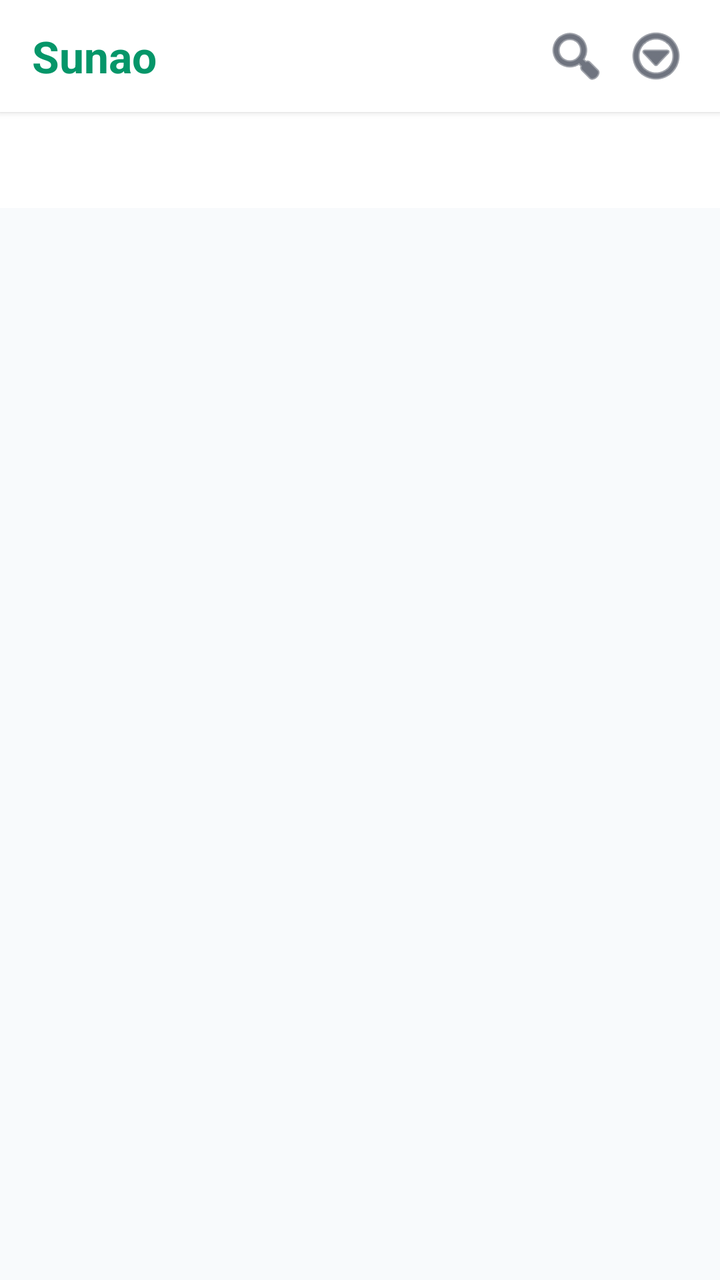
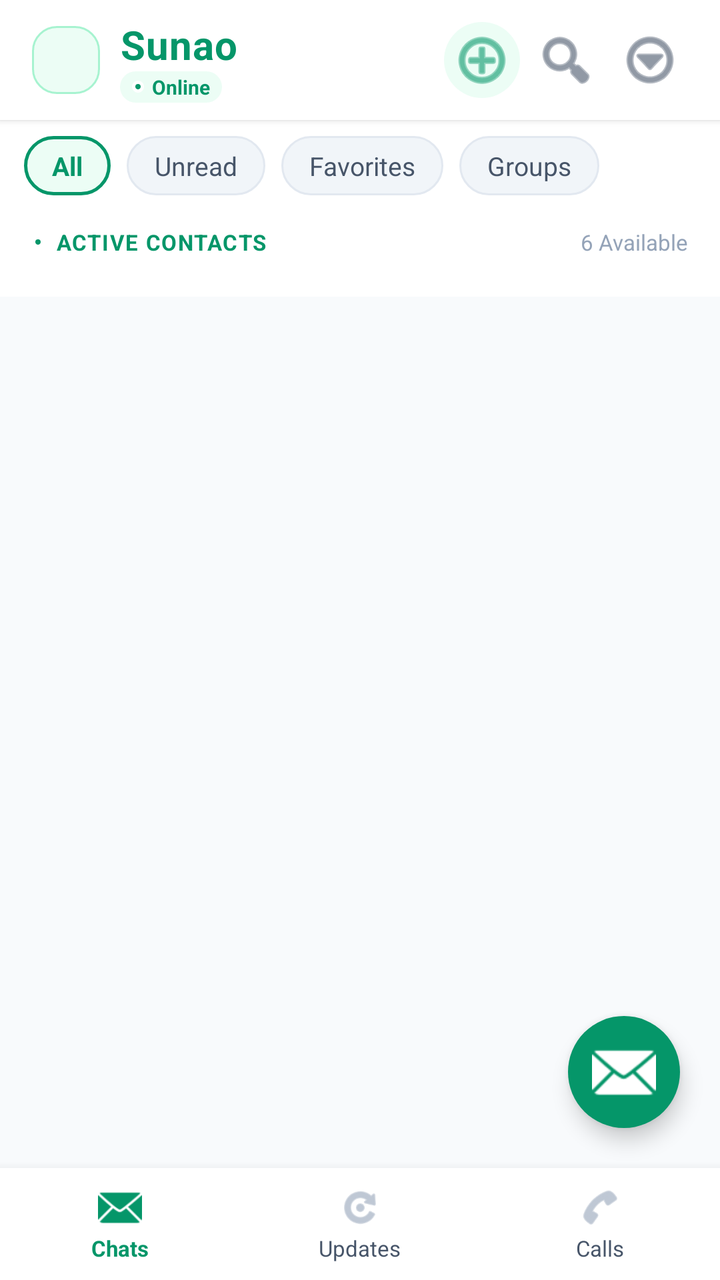

An Android layout rendered at two revisions. The XML below is the earlier revision; the diff shows what the commit changed to produce the second picture.
<!-- AndroidManifest.xml: application theme Theme.Sunao -->
<!-- res/layout/activity_main.xml -->
<?xml version="1.0" encoding="utf-8"?>
<LinearLayout xmlns:android="http://schemas.android.com/apk/res/android"
    xmlns:app="http://schemas.android.com/apk/res-auto"
    android:layout_width="match_parent"
    android:layout_height="match_parent"
    android:orientation="vertical"
    android:background="@color/slate_bg">

    
    <androidx.appcompat.widget.Toolbar
        android:id="@+id/toolbar"
        android:layout_width="match_parent"
        android:layout_height="?attr/actionBarSize"
        android:background="@color/card_white"
        android:elevation="2dp">

        <RelativeLayout
            android:layout_width="match_parent"
            android:layout_height="match_parent">

            <TextView
                android:id="@+id/tvAppName"
                android:layout_width="wrap_content"
                android:layout_height="wrap_content"
                android:layout_centerVertical="true"
                android:text="Sunao"
                android:textColor="@color/primary_emerald"
                android:textSize="22sp"
                android:textStyle="bold" />

            <LinearLayout
                android:layout_width="wrap_content"
                android:layout_height="wrap_content"
                android:layout_alignParentEnd="true"
                android:layout_centerVertical="true"
                android:layout_marginEnd="12dp"
                android:orientation="horizontal">

                <ImageButton
                    android:id="@+id/btnSearch"
                    android:layout_width="40dp"
                    android:layout_height="40dp"
                    android:background="?attr/selectableItemBackgroundBorderless"
                    android:contentDescription="Search"
                    android:src="@android:drawable/ic_menu_search"
                    app:tint="@color/text_primary" />

                <ImageButton
                    android:id="@+id/btnMenu"
                    android:layout_width="40dp"
                    android:layout_height="40dp"
                    android:background="?attr/selectableItemBackgroundBorderless"
                    android:contentDescription="Menu"
                    android:src="@android:drawable/ic_menu_more"
                    app:tint="@color/text_primary" />
            </LinearLayout>
        </RelativeLayout>
    </androidx.appcompat.widget.Toolbar>

    
    <com.google.android.material.tabs.TabLayout
        android:id="@+id/tabLayout"
        android:layout_width="match_parent"
        android:layout_height="48dp"
        android:background="@color/card_white"
        app:tabIndicatorColor="@color/primary_emerald"
        app:tabIndicatorHeight="3dp"
        app:tabSelectedTextColor="@color/primary_emerald"
        app:tabTextColor="@color/text_secondary" />

    
    <androidx.recyclerview.widget.RecyclerView
        android:id="@+id/rvChats"
        android:layout_width="match_parent"
        android:layout_height="match_parent" />

</LinearLayout>
<!-- resources referenced by this layout -->
<resources>
  <color name="card_white">#FFFFFF</color>
  <color name="primary_emerald">#059669</color>
  <color name="slate_bg">#F8FAFC</color>
  <color name="text_primary">#0F172A</color>
  <color name="text_secondary">#64748B</color>
  <style name="Theme.Sunao" parent="Theme.MaterialComponents.Light.NoActionBar">
          <item name="colorPrimary">@color/primary_emerald</item>
          <item name="colorPrimaryDark">@color/primary_emerald_dark</item>
          <item name="colorAccent">@color/primary_emerald</item>
          <item name="android:windowBackground">@color/slate_bg</item>
          <item name="android:statusBarColor">@color/primary_emerald_dark</item>
      </style>
  <color name="primary_emerald_dark">#047857</color>
</resources>

<!-- the commit's change to res/layout/activity_main.xml (unified diff, before → after) -->
@@ -7,71 +7,345 @@
     android:background="@color/slate_bg">
 
     
-    <androidx.appcompat.widget.Toolbar
-        android:id="@+id/toolbar"
+    <RelativeLayout
+        android:id="@+id/topBar"
         android:layout_width="match_parent"
-        android:layout_height="?attr/actionBarSize"
+        android:layout_height="60dp"
         android:background="@color/card_white"
+        android:paddingHorizontal="16dp"
         android:elevation="2dp">
 
-        <RelativeLayout
+        <LinearLayout
+            android:layout_width="wrap_content"
+            android:layout_height="wrap_content"
+            android:layout_centerVertical="true"
+            android:gravity="center_vertical"
+            android:orientation="horizontal">
+
+            <View
+                android:layout_width="34dp"
+                android:layout_height="34dp"
+                android:background="@drawable/bg_brand_icon" />
+
+            <LinearLayout
+                android:layout_width="wrap_content"
+                android:layout_height="wrap_content"
+                android:layout_marginStart="10dp"
+                android:orientation="vertical">
+
+                <TextView
+                    android:id="@+id/tvBrandTitle"
+                    android:layout_width="wrap_content"
+                    android:layout_height="wrap_content"
+                    android:text="Sunao"
+                    android:textColor="@color/primary_emerald"
+                    android:textSize="20sp"
+                    android:textStyle="bold"
+                    android:letterSpacing="0.02" />
+
+                <LinearLayout
+                    android:layout_width="wrap_content"
+                    android:layout_height="wrap_content"
+                    android:background="@drawable/bg_status_pill"
+                    android:paddingHorizontal="6dp"
+                    android:paddingVertical="1dp"
+                    android:gravity="center_vertical">
+
+                    <View
+                        android:layout_width="6dp"
+                        android:layout_height="6dp"
+                        android:background="@drawable/bg_online_dot" />
+
+                    <TextView
+                        android:layout_width="wrap_content"
+                        android:layout_height="wrap_content"
+                        android:layout_marginStart="4dp"
+                        android:text="Online"
+                        android:textColor="@color/primary_emerald"
+                        android:textSize="10sp"
+                        android:textStyle="bold" />
+                </LinearLayout>
+            </LinearLayout>
+        </LinearLayout>
+
+        
+        <LinearLayout
+            android:layout_width="wrap_content"
+            android:layout_height="wrap_content"
+            android:layout_alignParentEnd="true"
+            android:layout_centerVertical="true"
+            android:orientation="horizontal">
+
+            <ImageButton
+                android:id="@+id/btnCompose"
+                android:layout_width="38dp"
+                android:layout_height="38dp"
+                android:layout_marginEnd="4dp"
+                android:background="@drawable/bg_quick_action_audio"
+                android:contentDescription="New Chat"
+                android:src="@android:drawable/ic_menu_add"
+                app:tint="@color/primary_emerald" />
+
+            <ImageButton
+                android:id="@+id/btnSearch"
+                android:layout_width="38dp"
+                android:layout_height="38dp"
+                android:layout_marginEnd="4dp"
+                android:background="?attr/selectableItemBackgroundBorderless"
+                android:contentDescription="Search"
+                android:src="@android:drawable/ic_menu_search"
+                app:tint="@color/text_secondary" />
+
+            <ImageButton
+                android:id="@+id/btnMenu"
+                android:layout_width="38dp"
+                android:layout_height="38dp"
+                android:background="?attr/selectableItemBackgroundBorderless"
+                android:contentDescription="Menu"
+                android:src="@android:drawable/ic_menu_more"
+                app:tint="@color/text_secondary" />
+        </LinearLayout>
+    </RelativeLayout>
+
+    
+    <HorizontalScrollView
+        android:layout_width="match_parent"
+        android:layout_height="wrap_content"
+        android:background="@color/card_white"
+        android:paddingVertical="8dp"
+        android:paddingHorizontal="12dp"
+        android:scrollbars="none">
+
+        <LinearLayout
+            android:layout_width="wrap_content"
+            android:layout_height="wrap_content"
+            android:orientation="horizontal">
+
+            <TextView
+                android:id="@+id/chipAll"
+                android:layout_width="wrap_content"
+                android:layout_height="wrap_content"
+                android:layout_marginEnd="8dp"
+                android:background="@drawable/bg_filter_chip_active"
+                android:paddingHorizontal="14dp"
+                android:paddingVertical="6dp"
+                android:text="All"
+                android:textColor="@color/primary_emerald"
+                android:textSize="13sp"
+                android:textStyle="bold" />
+
+            <TextView
+                android:id="@+id/chipUnread"
+                android:layout_width="wrap_content"
+                android:layout_height="wrap_content"
+                android:layout_marginEnd="8dp"
+                android:background="@drawable/bg_filter_chip_inactive"
+                android:paddingHorizontal="14dp"
+                android:paddingVertical="6dp"
+                android:text="Unread"
+                android:textColor="@color/text_secondary"
+                android:textSize="13sp" />
+
+            <TextView
+                android:id="@+id/chipFavorites"
+                android:layout_width="wrap_content"
+                android:layout_height="wrap_content"
+                android:layout_marginEnd="8dp"
+                android:background="@drawable/bg_filter_chip_inactive"
+                android:paddingHorizontal="14dp"
+                android:paddingVertical="6dp"
+                android:text="Favorites"
+                android:textColor="@color/text_secondary"
+                android:textSize="13sp" />
+
+            <TextView
+                android:id="@+id/chipGroups"
+                android:layout_width="wrap_content"
+                android:layout_height="wrap_content"
+                android:background="@drawable/bg_filter_chip_inactive"
+                android:paddingHorizontal="14dp"
+                android:paddingVertical="6dp"
+                android:text="Groups"
+                android:textColor="@color/text_secondary"
+                android:textSize="13sp" />
+        </LinearLayout>
+    </HorizontalScrollView>
+
+    
+    <RelativeLayout
+        android:layout_width="match_parent"
+        android:layout_height="0dp"
+        android:layout_weight="1">
+
+        <androidx.core.widget.NestedScrollView
             android:layout_width="match_parent"
-            android:layout_height="match_parent">
-
-            <TextView
-                android:id="@+id/tvAppName"
-                android:layout_width="wrap_content"
-                android:layout_height="wrap_content"
-                android:layout_centerVertical="true"
-                android:text="Sunao"
+            android:layout_height="match_parent"
+            android:fillViewport="true">
+
+            <LinearLayout
+                android:layout_width="match_parent"
+                android:layout_height="wrap_content"
+                android:orientation="vertical">
+
+                
+                <LinearLayout
+                    android:id="@+id/presenceSection"
+                    android:layout_width="match_parent"
+                    android:layout_height="wrap_content"
+                    android:background="@color/card_white"
+                    android:orientation="vertical"
+                    android:paddingTop="8dp"
+                    android:paddingBottom="12dp"
+                    android:layout_marginBottom="6dp">
+
+                    <LinearLayout
+                        android:layout_width="match_parent"
+                        android:layout_height="wrap_content"
+                        android:paddingHorizontal="16dp"
+                        android:layout_marginBottom="8dp"
+                        android:gravity="center_vertical"
+                        android:orientation="horizontal">
+
+                        <View
+                            android:layout_width="6dp"
+                            android:layout_height="6dp"
+                            android:background="@drawable/bg_online_dot" />
+
+                        <TextView
+                            android:layout_width="0dp"
+                            android:layout_height="wrap_content"
+                            android:layout_weight="1"
+                            android:layout_marginStart="6dp"
+                            android:text="ACTIVE CONTACTS"
+                            android:textColor="@color/primary_emerald"
+                            android:textSize="11sp"
+                            android:textStyle="bold"
+                            android:letterSpacing="0.05" />
+
+                        <TextView
+                            android:id="@+id/tvPresenceCount"
+                            android:layout_width="wrap_content"
+                            android:layout_height="wrap_content"
+                            android:text="6 Available"
+                            android:textColor="@color/text_muted"
+                            android:textSize="11sp" />
+                    </LinearLayout>
+
+                    
+                    <androidx.recyclerview.widget.RecyclerView
+                        android:id="@+id/rvPresence"
+                        android:layout_width="match_parent"
+                        android:layout_height="wrap_content"
+                        android:orientation="horizontal"
+                        android:clipToPadding="false"
+                        android:paddingHorizontal="10dp" />
+                </LinearLayout>
+
+                
+                <androidx.recyclerview.widget.RecyclerView
+                    android:id="@+id/rvChats"
+                    android:layout_width="match_parent"
+                    android:layout_height="wrap_content"
+                    android:nestedScrollingEnabled="false" />
+            </LinearLayout>
+        </androidx.core.widget.NestedScrollView>
+
+        
+        <ImageButton
+            android:id="@+id/fabNewChat"
+            android:layout_width="56dp"
+            android:layout_height="56dp"
+            android:layout_alignParentBottom="true"
+            android:layout_alignParentEnd="true"
+            android:layout_margin="20dp"
+            android:background="@drawable/bg_fab"
+            android:elevation="6dp"
+            android:src="@android:drawable/ic_dialog_email"
+            app:tint="@color/white" />
+    </RelativeLayout>
+
+    
+    <LinearLayout
+        android:id="@+id/bottomNav"
+        android:layout_width="match_parent"
+        android:layout_height="56dp"
+        android:background="@color/card_white"
+        android:elevation="8dp"
+        android:orientation="horizontal"
+        android:gravity="center_vertical">
+
+        
+        <LinearLayout
+            android:id="@+id/navTabChats"
+            android:layout_width="0dp"
+            android:layout_height="match_parent"
+            android:layout_weight="1"
+            android:gravity="center"
+            android:orientation="vertical">
+
+            <ImageView
+                android:layout_width="22dp"
+                android:layout_height="22dp"
+                android:src="@android:drawable/ic_dialog_email"
+                app:tint="@color/primary_emerald" />
+
+            <TextView
+                android:layout_width="wrap_content"
+                android:layout_height="wrap_content"
+                android:layout_marginTop="2dp"
+                android:text="Chats"
                 android:textColor="@color/primary_emerald"
-                android:textSize="22sp"
+                android:textSize="11sp"
                 android:textStyle="bold" />
-
-            <LinearLayout
-                android:layout_width="wrap_content"
-                android:layout_height="wrap_content"
-                android:layout_alignParentEnd="true"
-                android:layout_centerVertical="true"
-                android:layout_marginEnd="12dp"
-                android:orientation="horizontal">
-
-                <ImageButton
-                    android:id="@+id/btnSearch"
-                    android:layout_width="40dp"
-                    android:layout_height="40dp"
-                    android:background="?attr/selectableItemBackgroundBorderless"
-                    android:contentDescription="Search"
-                    android:src="@android:drawable/ic_menu_search"
-                    app:tint="@color/text_primary" />
-
-                <ImageButton
-                    android:id="@+id/btnMenu"
-                    android:layout_width="40dp"
-                    android:layout_height="40dp"
-                    android:background="?attr/selectableItemBackgroundBorderless"
-                    android:contentDescription="Menu"
-                    android:src="@android:drawable/ic_menu_more"
-                    app:tint="@color/text_primary" />
-            </LinearLayout>
-        </RelativeLayout>
-    </androidx.appcompat.widget.Toolbar>
-
-    
-    <com.google.android.material.tabs.TabLayout
-        android:id="@+id/tabLayout"
-        android:layout_width="match_parent"
-        android:layout_height="48dp"
-        android:background="@color/card_white"
-        app:tabIndicatorColor="@color/primary_emerald"
-        app:tabIndicatorHeight="3dp"
-        app:tabSelectedTextColor="@color/primary_emerald"
-        app:tabTextColor="@color/text_secondary" />
-
-    
-    <androidx.recyclerview.widget.RecyclerView
-        android:id="@+id/rvChats"
-        android:layout_width="match_parent"
-        android:layout_height="match_parent" />
+        </LinearLayout>
+
+        
+        <LinearLayout
+            android:id="@+id/navTabUpdates"
+            android:layout_width="0dp"
+            android:layout_height="match_parent"
+            android:layout_weight="1"
+            android:gravity="center"
+            android:orientation="vertical">
+
+            <ImageView
+                android:layout_width="22dp"
+                android:layout_height="22dp"
+                android:src="@android:drawable/ic_menu_rotate"
+                app:tint="@color/text_muted" />
+
+            <TextView
+                android:layout_width="wrap_content"
+                android:layout_height="wrap_content"
+                android:layout_marginTop="2dp"
+                android:text="Updates"
+                android:textColor="@color/text_secondary"
+                android:textSize="11sp" />
+        </LinearLayout>
+
+        
+        <LinearLayout
+            android:id="@+id/navTabCalls"
+            android:layout_width="0dp"
+            android:layout_height="match_parent"
+            android:layout_weight="1"
+            android:gravity="center"
+            android:orientation="vertical">
+
+            <ImageView
+                android:layout_width="22dp"
+                android:layout_height="22dp"
+                android:src="@android:drawable/ic_menu_call"
+                app:tint="@color/text_muted" />
+
+            <TextView
+                android:layout_width="wrap_content"
+                android:layout_height="wrap_content"
+                android:layout_marginTop="2dp"
+                android:text="Calls"
+                android:textColor="@color/text_secondary"
+                android:textSize="11sp" />
+        </LinearLayout>
+    </LinearLayout>
 
 </LinearLayout>
<!-- resource entries referenced after the edit -->
@@ -3,8 +3,52 @@
   <color name="card_white">#FFFFFF</color>
   <color name="primary_emerald">#059669</color>
   <color name="slate_bg">#F8FAFC</color>
-  <color name="text_primary">#0F172A</color>
-  <color name="text_secondary">#64748B</color>
+  <color name="text_muted">#94A3B8</color>
+  <color name="text_secondary">#475569</color>
+  <color name="white">#FFFFFF</color>
+  <!-- drawable bg_brand_icon (drawable) -->
+  <?xml version="1.0" encoding="utf-8"?>
+  <shape xmlns:android="http://schemas.android.com/apk/res/android">
+      <solid android:color="@color/emerald_light" />
+      <stroke android:width="1dp" android:color="@color/emerald_border" />
+      <corners android:radius="12dp" />
+  </shape>
+  <!-- drawable bg_fab (drawable) -->
+  <?xml version="1.0" encoding="utf-8"?>
+  <shape xmlns:android="http://schemas.android.com/apk/res/android" android:shape="oval">
+      <solid android:color="@color/primary_emerald" />
+  </shape>
+  <!-- drawable bg_filter_chip_active (drawable) -->
+  <?xml version="1.0" encoding="utf-8"?>
+  <shape xmlns:android="http://schemas.android.com/apk/res/android">
+      <solid android:color="@color/emerald_light" />
+      <stroke android:width="1.5dp" android:color="@color/primary_emerald" />
+      <corners android:radius="999dp" />
+  </shape>
+  <!-- drawable bg_filter_chip_inactive (drawable) -->
+  <?xml version="1.0" encoding="utf-8"?>
+  <shape xmlns:android="http://schemas.android.com/apk/res/android">
+      <solid android:color="@color/surface_light" />
+      <stroke android:width="1dp" android:color="@color/border_light" />
+      <corners android:radius="999dp" />
+  </shape>
+  <!-- drawable bg_online_dot (drawable) -->
+  <?xml version="1.0" encoding="utf-8"?>
+  <shape xmlns:android="http://schemas.android.com/apk/res/android" android:shape="oval">
+      <solid android:color="@color/primary_emerald" />
+      <stroke android:width="1.5dp" android:color="@color/card_white" />
+  </shape>
+  <!-- drawable bg_quick_action_audio (drawable) -->
+  <?xml version="1.0" encoding="utf-8"?>
+  <shape xmlns:android="http://schemas.android.com/apk/res/android" android:shape="oval">
+      <solid android:color="@color/emerald_light" />
+  </shape>
+  <!-- drawable bg_status_pill (drawable) -->
+  <?xml version="1.0" encoding="utf-8"?>
+  <shape xmlns:android="http://schemas.android.com/apk/res/android">
+      <solid android:color="@color/emerald_light" />
+      <corners android:radius="999dp" />
+  </shape>
   <style name="Theme.Sunao" parent="Theme.MaterialComponents.Light.NoActionBar">
           <item name="colorPrimary">@color/primary_emerald</item>
           <item name="colorPrimaryDark">@color/primary_emerald_dark</item>
@@ -12,6 +56,10 @@
           <item name="android:windowBackground">@color/slate_bg</item>
           <item name="android:statusBarColor">@color/primary_emerald_dark</item>
       </style>
+  <color name="emerald_light">#ECFDF5</color>
+  <color name="emerald_border">#A7F3D0</color>
+  <color name="surface_light">#F1F5F9</color>
+  <color name="border_light">#E2E8F0</color>
   <color name="primary_emerald_dark">#047857</color>
 </resources>
 
